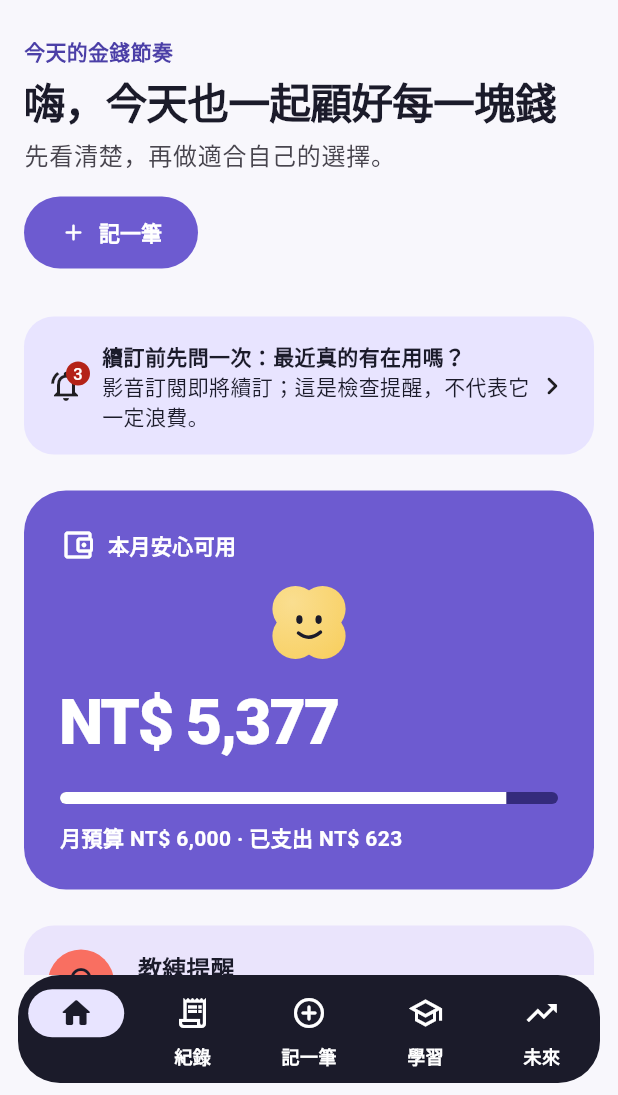
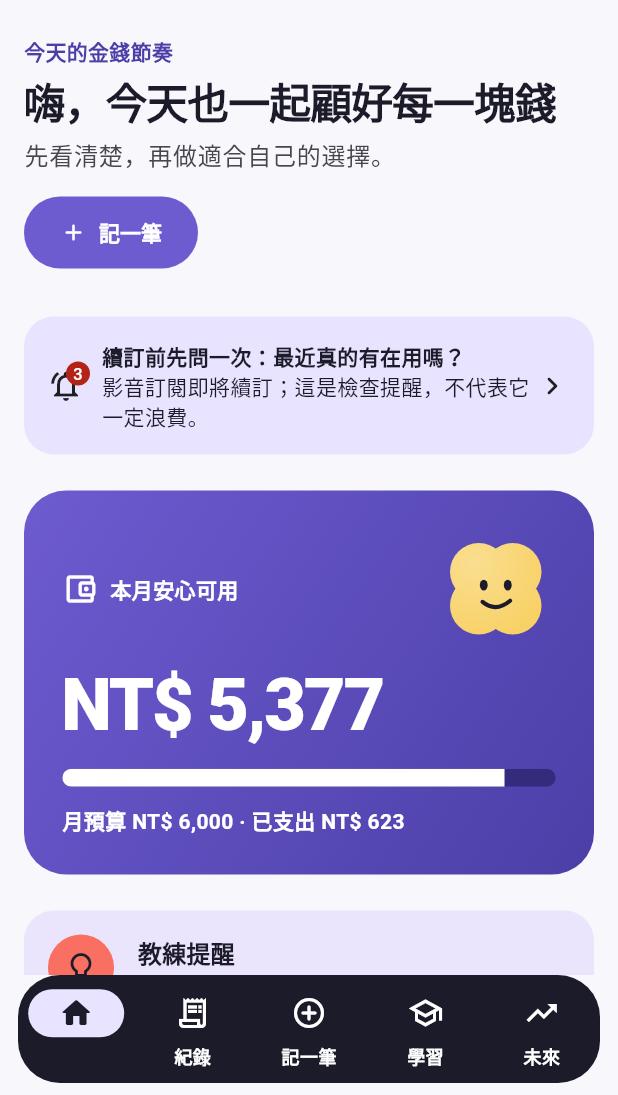
Before and after one commit to Sutdents-Project-Hub/FutureMint_AI, a Flutter app: the screen it shows after launch, after a tap on "建立帳號", after a tap on "以訪客模式繼續", on a phone screen of 412 x 824 dp, the part 141-1236 px from its top. Run offline on Flutter 3.47's test engine with Material 3 defaults, Android fonts, the phone set to English and light mode, and no system bars; our stand-ins replace fl_chart, go_router, shared_preferences; accounts and stored records are empty.

Commit message:
Dashboard: update budget hero to purple neon style

```diff
--- a/app/lib/features/dashboard/widgets/budget_hero.dart
+++ b/app/lib/features/dashboard/widgets/budget_hero.dart
@@ -29,21 +29,39 @@ class BudgetHero extends StatelessWidget {
       container: true,
       label:
           '本月安心可用 ${summary.availableMinor} 元，預算剩餘百分之 ${(ratio * 100).round()}',
-      child: SoftCard(
+      child: Container(
         key: const Key('dashboard-budget-hero'),
-        color: dark ? FutureMintTokens.tealDark : FutureMintTokens.mint,
-        radius: FutureMintTokens.radiusLarge,
         padding: const EdgeInsets.all(FutureMintTokens.space5),
+        decoration: BoxDecoration(
+          gradient: LinearGradient(
+            colors: dark
+                ? [Color(0xFF1C1630), Color(0xFF2B1E45)]
+                : [FutureMintTokens.mint, FutureMintTokens.teal],
+            begin: Alignment.topLeft,
+            end: Alignment.bottomRight,
+          ),
+          borderRadius: BorderRadius.circular(FutureMintTokens.radiusLarge),
+          border: Border.all(
+            color: dark ? const Color(0xFF7B6BFF).withOpacity(.22) : Colors.transparent,
+            width: 1.5,
+          ),
+          boxShadow: [
+            if (dark)
+              BoxShadow(
+                color: const Color(0xFF7B6BFF).withOpacity(.12),
+                blurRadius: 24,
+                spreadRadius: 2,
+                offset: const Offset(0, 6),
+              ),
+          ],
+        ),
         child: DefaultTextStyle.merge(
           style: TextStyle(color: foreground),
           child: Column(
             crossAxisAlignment: CrossAxisAlignment.start,
             children: [
-              Wrap(
-                alignment: WrapAlignment.spaceBetween,
-                crossAxisAlignment: WrapCrossAlignment.center,
-                spacing: 12,
-                runSpacing: 8,
+              Row(
+                mainAxisAlignment: MainAxisAlignment.spaceBetween,
                 children: [
                   Row(
                     mainAxisSize: MainAxisSize.min,
@@ -61,7 +79,7 @@ class BudgetHero extends StatelessWidget {
                   ),
                   const MoneyBuddy(
                     key: Key('dashboard-mascot'),
-                    size: 64,
+                    size: 80,
                     color: FutureMintTokens.sun,
                     shape: MoneyBuddyShape.flower,
                   ),
@@ -72,17 +90,17 @@ class BudgetHero extends StatelessWidget {
                 summary.availableMinor,
                 style: Theme.of(context).textTheme.displaySmall?.copyWith(
                   color: foreground,
-                  fontSize: 42,
+                  fontSize: 48,
                 ),
               ),
-              const SizedBox(height: FutureMintTokens.space5),
+              const SizedBox(height: FutureMintTokens.space4),
               ClipRRect(
-                borderRadius: BorderRadius.circular(8),
+                borderRadius: BorderRadius.circular(12),
                 child: LinearProgressIndicator(
                   key: const Key('dashboard-budget-progress'),
-                  minHeight: 8,
+                  minHeight: 12,
                   value: ratio,
-                  color: progressColor,
+                  color: dark ? const Color(0xFF9B8CFF) : FutureMintTokens.paper,
                   backgroundColor: progressTrackColor,
                 ),
               ),
```
